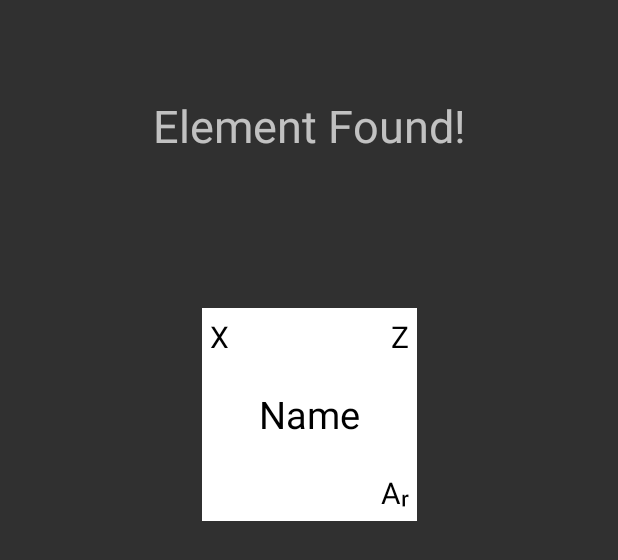
After one commit to googsorbust/elemon-go, an Android app: the layout activity_elements_found.xml on its own in the app's theme, with its tools: preview values and no code run, on a phone screen of 412 x 824 dp. The commit adds this screen. Shown: the top 560 px of the screen. Run offline under Robolectric (Android 15) with nearby library versions, the phone set to English and light mode, and no system bars.

Commit message:
It works so well now

```diff
--- a/app/src/main/AndroidManifest.xml
+++ b/app/src/main/AndroidManifest.xml
@@ -12,14 +12,15 @@
     <uses-feature android:name="android.hardware.camera.autofocus" />
 
     <application
+        android:name="com.frozendevs.periodictable.PeriodicTableApplication"
         android:allowBackup="false"
         android:icon="@drawable/ic_launcher"
         android:label="@string/app_name"
         android:roundIcon="@drawable/ic_launcher"
         android:supportsRtl="true"
-        android:name="com.frozendevs.periodictable.PeriodicTableApplication"
         android:theme="@style/Theme.Application"
         tools:ignore="GoogleAppIndexingWarning">
+        <activity android:name=".ElementsFoundActivity"></activity>
         <activity android:name="com.frozendevs.periodictable.activity.MainActivity" />
         <activity android:name="com.frozendevs.periodictable.activity.PropertiesActivity" />
         <activity android:name="com.frozendevs.periodictable.activity.SettingsActivity" />
@@ -33,7 +34,7 @@
         <activity
             android:name=".DetectorActivity"
             android:label="@string/activity_name_detection"
-            android:screenOrientation="portrait"></activity>
+            android:screenOrientation="portrait" />
     </application>
 
 </manifest>
--- a/app/src/main/java/com/frozendevs/periodictable/model/adapter/ElementsAdapter.java
+++ b/app/src/main/java/com/frozendevs/periodictable/model/adapter/ElementsAdapter.java
@@ -108,9 +108,9 @@ public class ElementsAdapter extends RecyclerView.Adapter<ElementsAdapter.ViewHo
         public ViewHolder(View itemView) {
             super(itemView);
 
-            mSymbolView = (TextView) itemView.findViewById(R.id.element_symbol);
-            mNumberView = (TextView) itemView.findViewById(R.id.element_number);
-            mNameView = (TextView) itemView.findViewById(R.id.element_name);
+            mSymbolView = (TextView) itemView.findViewById(R.id.element_symbol_found);
+            mNumberView = (TextView) itemView.findViewById(R.id.element_number_found);
+            mNameView = (TextView) itemView.findViewById(R.id.element_name_found);
 
             itemView.setOnClickListener(this);
         }
--- a/app/src/main/res/layout/activity_camera.xml
+++ b/app/src/main/res/layout/activity_camera.xml
@@ -42,6 +42,7 @@
                 android:layout_marginStart="132dp"
                 android:layout_marginTop="24dp"
                 android:layout_marginEnd="132dp"
+                android:onClick="analyseElements"
                 android:text="Collect Elements"
                 android:visibility="invisible" />
 
--- /dev/null
+++ b/app/src/main/res/layout/activity_elements_found.xml
@@ -0,0 +1,119 @@
+<?xml version="1.0" encoding="utf-8"?>
+<android.support.constraint.ConstraintLayout xmlns:android="http://schemas.android.com/apk/res/android"
+    xmlns:app="http://schemas.android.com/apk/res-auto"
+    xmlns:tools="http://schemas.android.com/tools"
+    android:layout_width="match_parent"
+    android:layout_height="match_parent"
+    tools:context=".ElementsFoundActivity">
+
+    <android.support.constraint.ConstraintLayout
+        android:id="@+id/shittyLayout"
+        android:layout_width="244dp"
+        android:layout_height="208dp"
+        android:layout_marginTop="60dp"
+        app:layout_constraintEnd_toEndOf="parent"
+        app:layout_constraintHorizontal_bias="0.497"
+        app:layout_constraintStart_toStartOf="parent"
+        app:layout_constraintTop_toBottomOf="@+id/titleElement">
+
+        <RelativeLayout xmlns:android="http://schemas.android.com/apk/res/android"
+            android:layout_width="143dp"
+            android:layout_height="142dp"
+            android:layout_marginStart="53dp"
+            android:layout_marginTop="20dp"
+            android:layout_marginEnd="52dp"
+            android:layout_marginBottom="20dp"
+            android:background="#FFFFFF"
+            android:layoutDirection="ltr"
+            android:padding="5dp"
+            android:transitionName="@string/transition_table_item"
+            app:layout_constraintBottom_toBottomOf="parent"
+            app:layout_constraintEnd_toEndOf="parent"
+            app:layout_constraintStart_toStartOf="parent"
+            app:layout_constraintTop_toTopOf="parent">
+
+            <TextView
+                android:id="@+id/element_symbol_found"
+                android:layout_width="wrap_content"
+                android:layout_height="wrap_content"
+                android:layout_alignParentTop="true"
+                android:layout_toStartOf="@id/element_symbol_found"
+                android:layout_toLeftOf="@id/element_symbol_found"
+                android:text="@string/property_atom_symbol"
+                android:textColor="@android:color/black"
+                android:textSize="20sp" />
+
+            <TextView
+                android:id="@+id/element_number_found"
+                android:layout_width="wrap_content"
+                android:layout_height="wrap_content"
+                android:layout_alignParentTop="true"
+                android:layout_alignParentEnd="true"
+                android:layout_alignParentRight="true"
+                android:layout_toEndOf="@id/element_symbol_found"
+                android:layout_toRightOf="@id/element_symbol_found"
+                android:gravity="end"
+                android:text="@string/property_atomic_number_symbol"
+                android:textColor="@android:color/black"
+                android:textSize="20sp" />
+
+            <TextView
+                android:id="@+id/element_weight_found"
+                android:layout_width="wrap_content"
+                android:layout_height="wrap_content"
+                android:layout_alignParentEnd="true"
+                android:layout_alignParentRight="true"
+                android:layout_alignParentBottom="true"
+                android:gravity="end|bottom"
+                android:text="@string/property_relative_atomic_mass_symbol"
+                android:textColor="@android:color/black"
+                android:textSize="20sp" />
+
+            <TextView
+                android:id="@+id/element_name_found"
+                android:layout_width="wrap_content"
+                android:layout_height="wrap_content"
+                android:layout_above="@id/element_weight_found"
+                android:layout_below="@id/element_number_found"
+                android:layout_centerInParent="true"
+                android:ellipsize="marquee"
+                android:gravity="center_vertical"
+                android:singleLine="true"
+                android:text="@string/property_name"
+                android:textColor="@android:color/black"
+                android:textSize="25sp" />
+
+        </RelativeLayout>
+
+
+    </android.support.constraint.ConstraintLayout>
+
+    <TextView
+        android:id="@+id/titleElement"
+        android:layout_width="298dp"
+        android:layout_height="56dp"
+        android:layout_marginStart="98dp"
+        android:layout_marginTop="56dp"
+        android:layout_marginEnd="98dp"
+        android:gravity="center"
+        android:text="Element Found!"
+        android:textSize="30sp"
+        app:layout_constraintEnd_toEndOf="parent"
+        app:layout_constraintStart_toStartOf="parent"
+        app:layout_constraintTop_toTopOf="parent" />
+
+    <TextView
+        android:id="@+id/points"
+        android:layout_width="252dp"
+        android:layout_height="107dp"
+        android:layout_marginStart="176dp"
+        android:layout_marginTop="56dp"
+        android:layout_marginEnd="176dp"
+        android:gravity="center"
+        android:text=""
+        android:textSize="20sp"
+        app:layout_constraintEnd_toEndOf="parent"
+        app:layout_constraintStart_toStartOf="parent"
+        app:layout_constraintTop_toBottomOf="@+id/shittyLayout" />
+
+</android.support.constraint.ConstraintLayout>
--- a/app/src/main/res/layout/elements_list_item.xml
+++ b/app/src/main/res/layout/elements_list_item.xml
@@ -21,7 +21,7 @@
         android:orientation="vertical">
 
         <TextView
-            android:id="@+id/element_symbol"
+            android:id="@+id/element_symbol_found"
             android:layout_width="fill_parent"
             android:layout_height="wrap_content"
             android:layout_gravity="start"
@@ -30,7 +30,7 @@
             android:textAppearance="?android:attr/textAppearanceSmall" />
 
         <TextView
-            android:id="@+id/element_number"
+            android:id="@+id/element_number_found"
             android:layout_width="fill_parent"
             android:layout_height="wrap_content"
             android:layout_gravity="start"
@@ -41,7 +41,7 @@
     </LinearLayout>
 
     <TextView
-        android:id="@+id/element_name"
+        android:id="@+id/element_name_found"
         android:layout_width="fill_parent"
         android:layout_height="wrap_content"
         android:layout_gravity="center_vertical|start"
```
Also changed, not shown: app/src/main/java/com/frozendevs/periodictable/model/adapter/TableAdapter.java (+4 -4 lines), app/src/main/java/org/tensorflow/lite/examples/detection/CameraActivity.java (+13 -0 lines), app/src/main/java/org/tensorflow/lite/examples/detection/DetectorActivity.java (+11 -0 lines), app/src/main/java/org/tensorflow/lite/examples/detection/ElementsFoundActivity.kt (added, +72 -0 lines), app/src/main/java/org/tensorflow/lite/examples/detection/HomeScreen.kt (+8 -2 lines), app/src/main/java/org/tensorflow/lite/examples/detection/PeriodicTableAdapter.kt (+4 -4 lines), app/src/main/res/layout/table_item.xml (+10 -10 lines).
